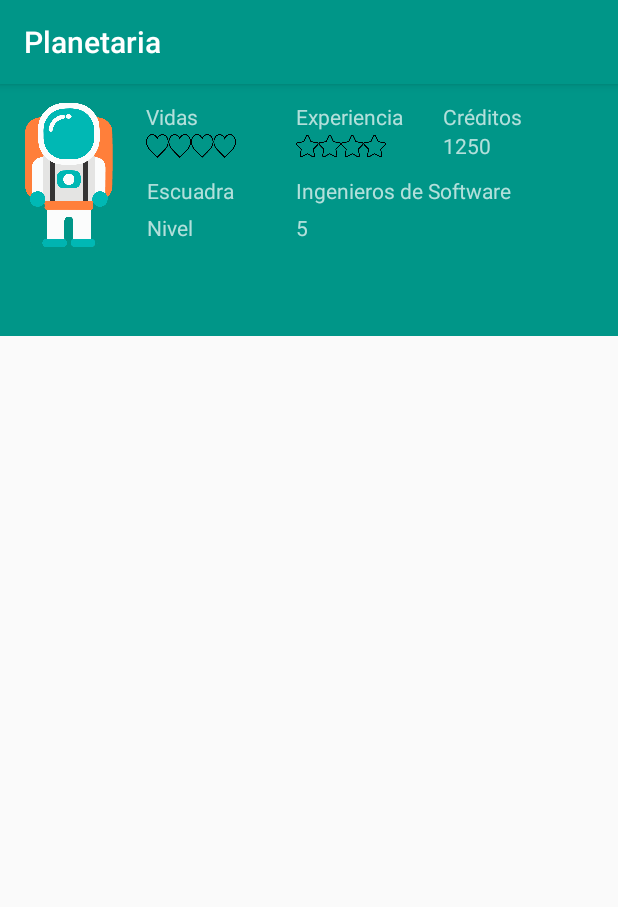
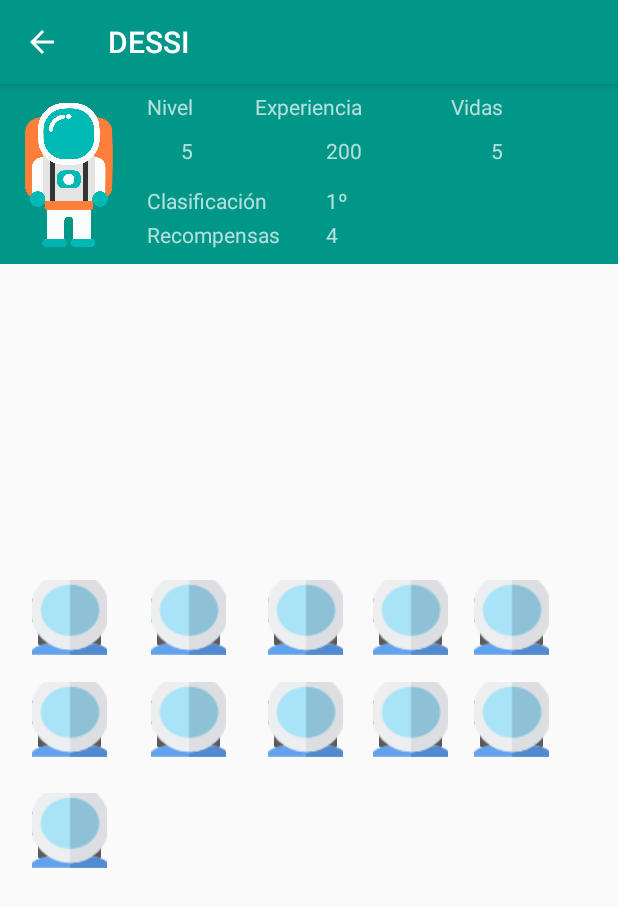
Before and after one commit to miguelfervi/Planetaria, an Android app: the DessiActivity screen opened directly, with no data from a screen before it, on a phone screen of 412 x 824 dp. Shown: the top 907 px of the screen. Run offline under Robolectric (Android 15) with nearby library versions, the phone set to English and light mode, and no system bars.

Commit message:
Arreglo botón back y listado de actividades

```diff
--- a/app/src/main/AndroidManifest.xml
+++ b/app/src/main/AndroidManifest.xml
@@ -9,7 +9,8 @@
         android:roundIcon="@mipmap/ic_launcher_round"
         android:supportsRtl="true"
         android:theme="@style/AppTheme">
-        <activity android:name=".Activities.MainActivity" />
+        <activity android:name=".Activities.MainActivity"
+            android:value="android.support.PARENT_ACTIVITY"/>
         <activity android:name=".Activities.LoginActivity">
             <intent-filter>
                 <action android:name="android.intent.action.MAIN" />
--- a/app/src/main/java/com/tfm/miguel/planetaria/Activities/DessiActivity.java
+++ b/app/src/main/java/com/tfm/miguel/planetaria/Activities/DessiActivity.java
@@ -3,10 +3,14 @@ package com.tfm.miguel.planetaria.Activities;
 import android.support.v7.app.AppCompatActivity;
 import android.os.Bundle;
 import android.support.v7.widget.Toolbar;
+import android.util.Log;
+import android.view.View;
 import android.view.Window;
 import android.view.WindowManager;
 
 import com.tfm.miguel.planetaria.R;
+
+import static com.tfm.miguel.planetaria.R.layout.toolbar;
 
 public class DessiActivity extends AppCompatActivity {
 
@@ -15,6 +19,7 @@ public class DessiActivity extends AppCompatActivity {
         super.onCreate(savedInstanceState);
         setContentView(R.layout.activity_dessi);
         Toolbar myToolbar = (Toolbar) findViewById(R.id.my_toolbar);
+        myToolbar.setTitle("DESSI");
         setSupportActionBar(myToolbar);
 
         Window window = this.getWindow();
@@ -27,5 +32,20 @@ public class DessiActivity extends AppCompatActivity {
 
         // finally change the color
         window.setStatusBarColor(getResources().getColor(R.color.colorPrimaryDark));
+
+
+        setSupportActionBar(myToolbar);
+       // myToolbar.setNavigationIcon(R.drawable.bell); // Set the icon
+
+        // Icon click listener
+        myToolbar.setNavigationOnClickListener(new View.OnClickListener() {
+            @Override
+            public void onClick(View v) {
+               finish();
+            }
+        });
+
+        getSupportActionBar().setDisplayHomeAsUpEnabled(true);
+        getSupportActionBar().setDisplayShowHomeEnabled(true);
     }
 }
--- a/app/src/main/res/layout/activity_dessi.xml
+++ b/app/src/main/res/layout/activity_dessi.xml
@@ -6,6 +6,101 @@
     android:theme="@style/ThemeOverlay.AppCompat.Dark.ActionBar"
     app:popupTheme="@style/ThemeOverlay.AppCompat.Light"
     tools:context=".Activities.DessiActivity">
+
+    <ImageButton
+        android:id="@+id/imageButton"
+        android:layout_width="50dp"
+        android:layout_height="50dp"
+        android:layout_marginStart="29dp"
+        app:srcCompat="@drawable/astronaut"
+        android:layout_alignTop="@+id/imageButton32"
+        android:layout_toEndOf="@+id/imageButton32" />
+
+    <ImageButton
+        android:id="@+id/imageButton32"
+        android:layout_width="50dp"
+        android:layout_height="50dp"
+        android:layout_alignParentStart="true"
+        android:layout_centerVertical="true"
+        android:layout_marginStart="21dp"
+        app:srcCompat="@drawable/astronaut" />
+
+    <ImageButton
+        android:id="@+id/imageButton31"
+        android:layout_width="50dp"
+        android:layout_height="50dp"
+        app:srcCompat="@drawable/astronaut"
+        android:layout_below="@+id/imageButton26"
+        android:layout_alignStart="@+id/imageButton26"
+        android:layout_marginTop="24dp" />
+
+    <ImageButton
+        android:id="@+id/imageButton30"
+        android:layout_width="50dp"
+        android:layout_height="50dp"
+        app:srcCompat="@drawable/astronaut"
+        android:layout_alignTop="@+id/imageButton29"
+        android:layout_alignStart="@+id/imageButton25" />
+
+    <ImageButton
+        android:id="@+id/imageButton29"
+        android:layout_width="50dp"
+        android:layout_height="50dp"
+        app:srcCompat="@drawable/astronaut"
+        android:layout_alignTop="@+id/imageButton28"
+        android:layout_toStartOf="@+id/imageButton25" />
+
+    <ImageButton
+        android:id="@+id/imageButton28"
+        android:layout_width="50dp"
+        android:layout_height="50dp"
+        app:srcCompat="@drawable/astronaut"
+        android:layout_alignTop="@+id/imageButton27"
+        android:layout_alignStart="@+id/imageButton23" />
+
+    <ImageButton
+        android:id="@+id/imageButton27"
+        android:layout_width="50dp"
+        android:layout_height="50dp"
+        app:srcCompat="@drawable/astronaut"
+        android:layout_alignTop="@+id/imageButton26"
+        android:layout_alignStart="@+id/imageButton" />
+
+    <ImageButton
+        android:id="@+id/imageButton26"
+        android:layout_width="50dp"
+        android:layout_height="50dp"
+        app:srcCompat="@drawable/astronaut"
+        android:layout_below="@+id/imageButton32"
+        android:layout_alignStart="@+id/imageButton32"
+        android:layout_marginTop="18dp" />
+
+    <ImageButton
+        android:id="@+id/imageButton25"
+        android:layout_width="50dp"
+        android:layout_height="50dp"
+        android:layout_marginStart="17dp"
+        app:srcCompat="@drawable/astronaut"
+        android:layout_alignTop="@+id/imageButton24"
+        android:layout_toEndOf="@+id/imageButton24" />
+
+    <ImageButton
+        android:id="@+id/imageButton24"
+        android:layout_width="50dp"
+        android:layout_height="50dp"
+        android:layout_marginStart="20dp"
+        app:srcCompat="@drawable/astronaut"
+        android:layout_alignTop="@+id/imageButton23"
+        android:layout_toEndOf="@+id/imageButton23" />
+
+    <ImageButton
+        android:id="@+id/imageButton23"
+        android:layout_width="50dp"
+        android:layout_height="50dp"
+        android:layout_marginStart="28dp"
+        app:srcCompat="@drawable/astronaut"
+        android:layout_alignTop="@+id/imageButton"
+        android:layout_toEndOf="@+id/imageButton" />
 
     <android.support.v7.widget.Toolbar
         android:id="@+id/my_toolbar"
@@ -23,20 +118,4 @@
         android:layout_width="wrap_content"></include>
 
 
-
-    <android.support.design.widget.TabLayout
-        android:id="@+id/tabMenu"
-        android:layout_height="wrap_content"
-        android:layout_width="match_parent"
-        android:background="?attr/colorPrimary"
-        android:layout_below="@+id/profile"
-        android:layout_alignParentStart="true" />
-
-
-    <android.support.v4.view.ViewPager
-        android:layout_below="@id/tabMenu"
-        android:id="@+id/viewPager"
-        android:layout_height="match_parent"
-        android:layout_width="match_parent" />
-
 </RelativeLayout>
--- a/app/src/main/res/layout/fragment_space1.xml
+++ b/app/src/main/res/layout/fragment_space1.xml
@@ -22,7 +22,7 @@
         android:layout_alignParentStart="true"
         android:layout_marginBottom="76dp"
         android:layout_marginLeft="-8dp"
-        android:scaleY="1.5"
+        android:scaleY="1.6"
         android:src="@drawable/mundo01"
         app:layout_constraintBottom_toBottomOf="parent"
         app:layout_constraintLeft_toLeftOf="parent"
--- a/app/src/main/res/layout/profile.xml
+++ b/app/src/main/res/layout/profile.xml
@@ -35,62 +35,72 @@
             android:id="@+id/textViewVida"
             android:layout_width="wrap_content"
             android:layout_height="wrap_content"
-            android:layout_marginTop="12dp"
             android:text="Vidas"
-            android:layout_alignParentTop="true"
-            android:layout_alignStart="@+id/vida" />
+            android:layout_marginStart="59dp"
+            android:layout_alignBaseline="@+id/textViewExperiencia"
+            android:layout_alignBottom="@+id/textViewExperiencia"
+            android:layout_toEndOf="@+id/textViewExperiencia" />
 
-        <ImageView
-            android:id="@+id/vida"
-            android:layout_width="60dp"
-            android:layout_height="20dp"
-            android:layout_marginLeft="100dp"
-            android:layout_marginRight="0dp"
-            android:layout_row="0"
-            android:src="@drawable/vidavacia"
-            android:layout_marginStart="12dp"
-            android:layout_below="@+id/textViewVida"
-            android:layout_toEndOf="@+id/astronauta" />
+        <TextView
+            android:id="@+id/textViewVVida"
+            android:layout_width="wrap_content"
+            android:layout_height="wrap_content"
+            android:text="5"
+
+            android:layout_above="@+id/textViewClasificacion"
+            android:layout_alignEnd="@+id/textViewVida" />
+        <TextView
+            android:id="@+id/textViewVExperiencia"
+            android:layout_width="wrap_content"
+            android:layout_height="wrap_content"
+            android:text="200"
+
+            android:layout_above="@+id/textViewClasificacion"
+            android:layout_alignEnd="@+id/textViewExperiencia" />
+        <TextView
+            android:id="@+id/textViewVClasificacion"
+            android:layout_width="wrap_content"
+            android:layout_height="wrap_content"
+            android:text="1º"
+            android:layout_alignBaseline="@+id/textViewClasificacion"
+            android:layout_alignBottom="@+id/textViewClasificacion"
+            android:layout_alignStart="@+id/textViewVExperiencia" />
+
+        <TextView
+            android:id="@+id/textViewVRecompensas"
+            android:layout_width="wrap_content"
+            android:layout_height="wrap_content"
+            android:layout_alignBaseline="@+id/textViewRecompensas"
+            android:layout_alignBottom="@+id/textViewRecompensas"
+            android:layout_alignStart="@+id/textViewVClasificacion"
+            android:text="4" />
+
+        <TextView
+            android:id="@+id/textViewRecompensas"
+            android:layout_width="wrap_content"
+            android:layout_height="wrap_content"
+            android:text="Recompensas"
+            android:layout_alignBottom="@+id/astronauta"
+            android:layout_alignStart="@+id/textViewClasificacion" />
+
+        <TextView
+            android:id="@+id/textViewClasificacion"
+            android:layout_width="wrap_content"
+            android:layout_height="wrap_content"
+            android:text="Clasificación"
+            android:layout_below="@+id/textViewNivelJugador"
+            android:layout_alignStart="@+id/textViewNivel"
+            android:layout_marginTop="14dp" />
+
         <TextView
             android:id="@+id/textViewExperiencia"
             android:layout_width="wrap_content"
             android:layout_height="wrap_content"
             android:text="Experiencia"
-            android:layout_alignBaseline="@+id/textViewVida"
-            android:layout_alignBottom="@+id/textViewVida"
-            android:layout_alignStart="@+id/experiencia" />
-        <ImageView
-            android:id="@+id/experiencia"
-            android:layout_width="60dp"
-            android:layout_height="20dp"
-            android:layout_marginLeft="100dp"
-            android:layout_marginRight="0dp"
-            android:layout_row="0"
-            android:layout_below="@+id/textViewExperiencia"
-            android:src="@drawable/estrellavacia"
-            android:layout_alignStart="@+id/vida" />
+            android:layout_alignBaseline="@+id/textViewNivel"
+            android:layout_alignBottom="@+id/textViewNivel"
+            android:layout_centerHorizontal="true" />
 
-        <TextView
-            android:id="@+id/textViewNombreEscuadra"
-            android:layout_width="wrap_content"
-            android:layout_height="wrap_content"
-            android:text="Ingenieros de Software"
-            android:layout_alignBaseline="@+id/textViewEscuadra"
-            android:layout_alignBottom="@+id/textViewEscuadra"
-            android:layout_alignStart="@+id/experiencia" />
-
-        <TextView
-            android:id="@+id/textViewEscuadra"
-            android:layout_width="wrap_content"
-            android:layout_height="wrap_content"
-            android:layout_marginLeft="150dp"
-            android:layout_marginTop="10dp"
-            android:layout_marginStart="98dp"
-            android:layout_marginRight="0dp"
-            android:layout_alignParentStart="true"
-            android:text="Escuadra"
-            android:layout_toEndOf="@+id/astronauta"
-            android:layout_below="@+id/vida" />
         <TextView
             android:id="@+id/textViewNivel"
             android:layout_width="wrap_content"
@@ -109,30 +119,8 @@
             android:layout_width="wrap_content"
             android:layout_height="wrap_content"
             android:text="5"
-            android:layout_alignBaseline="@+id/textViewNivel"
-            android:layout_alignBottom="@+id/textViewNivel"
-            android:layout_alignStart="@+id/textViewNombreEscuadra" />
-
-        <TextView
-            android:id="@+id/textViewCreditos"
-            android:layout_width="wrap_content"
-            android:layout_height="wrap_content"
-            android:layout_marginLeft="200dp"
-            android:layout_marginStart="98dp"
-            android:layout_marginRight="150dp"
-            android:layout_alignBottom="@+id/textViewExperiencia"
-            android:layout_alignStart="@+id/experiencia"
-            android:text="Créditos"
-            android:layout_alignTop="@+id/textViewVida" />
-
-        <TextView
-            android:id="@+id/textViewNumeroCreditos"
-            android:layout_width="wrap_content"
-            android:layout_height="wrap_content"
-            android:text="1250"
-            android:layout_below="@+id/textViewCreditos"
-            android:layout_alignStart="@+id/textViewCreditos"
-            />
+            android:layout_below="@+id/textViewNivel"
+            android:layout_alignEnd="@+id/textViewNivel" />
 
     </RelativeLayout>
 
```
